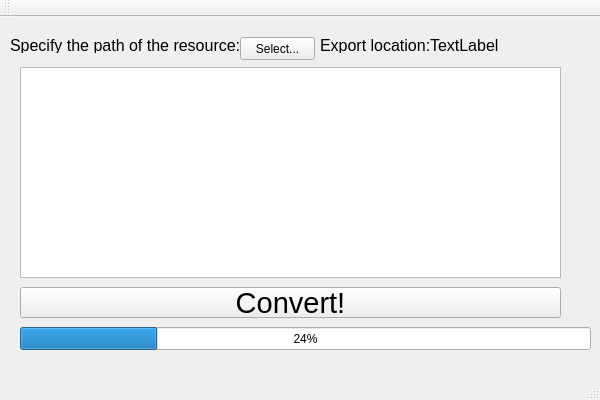
Before: the Qt Designer form Exporter/Exporter.ui in Helltooth-Engine/Helltools, drawn with Qt 5.
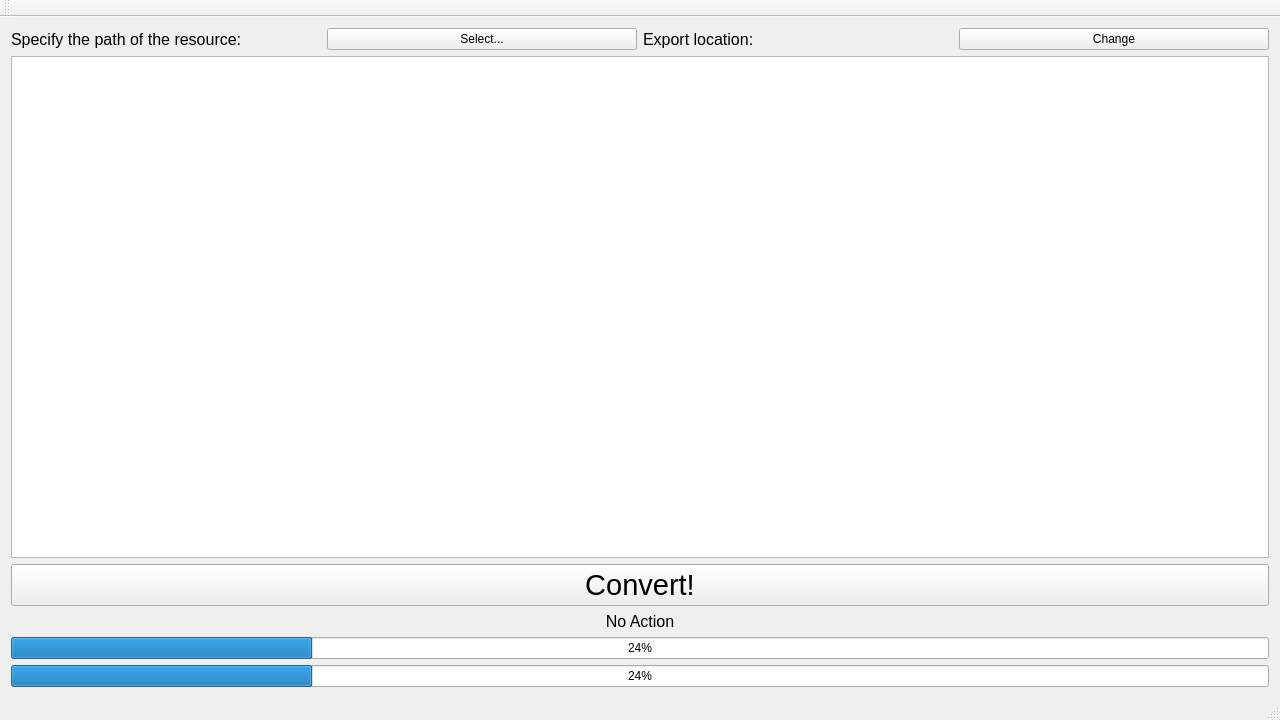
After: the same form once the commit is applied.

Commit message: Lots of changes to ui, moved output objects and intermidiates to separate directory

```diff
--- a/Exporter/Exporter.ui
+++ b/Exporter/Exporter.ui
@@ -6,113 +6,62 @@
    <rect>
     <x>0</x>
     <y>0</y>
-    <width>600</width>
-    <height>400</height>
+    <width>1280</width>
+    <height>720</height>
    </rect>
   </property>
+  <property name="minimumSize">
+   <size>
+    <width>1280</width>
+    <height>720</height>
+   </size>
+  </property>
   <property name="windowTitle">
    <string>Exporter</string>
   </property>
   <widget class="QWidget" name="centralWidget">
-   <widget class="QLabel" name="dummy1">
-    <property name="geometry">
-     <rect>
-      <x>10</x>
-      <y>20</y>
-      <width>241</width>
-      <height>16</height>
-     </rect>
-    </property>
-    <property name="font">
-     <font>
-      <pointsize>12</pointsize>
-     </font>
+   <layout class="QGridLayout" name="gridLayout">
+    <item row="1" column="3">
+     <widget class="QPushButton" name="changeLocation">
+      <property name="maximumSize">
+       <size>
+        <width>16777215</width>
+        <height>16777215</height>
+       </size>
     </property>
     <property name="text">
-     <string>Specify the path of the resource:</string>
-    </property>
-   </widget>
+       <string>Change</string>
+      </property>
+     </widget>
+    </item>
+    <item row="1" column="1">
    <widget class="QPushButton" name="pushButton">
-    <property name="geometry">
-     <rect>
-      <x>240</x>
-      <y>20</y>
-      <width>75</width>
-      <height>23</height>
-     </rect>
-    </property>
     <property name="text">
      <string>Select...</string>
     </property>
    </widget>
-   <widget class="QListWidget" name="files">
-    <property name="geometry">
-     <rect>
-      <x>20</x>
-      <y>50</y>
-      <width>541</width>
-      <height>211</height>
-     </rect>
-    </property>
-   </widget>
-   <widget class="QLabel" name="dummy2">
-    <property name="geometry">
-     <rect>
-      <x>320</x>
-      <y>20</y>
-      <width>121</width>
-      <height>16</height>
-     </rect>
-    </property>
-    <property name="font">
-     <font>
-      <pointsize>12</pointsize>
-     </font>
-    </property>
-    <property name="text">
-     <string>Export location:</string>
-    </property>
-   </widget>
-   <widget class="QLabel" name="exportLocation">
-    <property name="geometry">
-     <rect>
-      <x>430</x>
-      <y>20</y>
-      <width>121</width>
-      <height>16</height>
-     </rect>
-    </property>
-    <property name="font">
-     <font>
-      <pointsize>12</pointsize>
-     </font>
-    </property>
-    <property name="text">
-     <string>TextLabel</string>
-    </property>
-   </widget>
-   <widget class="QProgressBar" name="progressBar">
-    <property name="geometry">
-     <rect>
-      <x>20</x>
-      <y>310</y>
-      <width>571</width>
-      <height>23</height>
-     </rect>
-    </property>
+    </item>
+    <item row="8" column="0" colspan="4">
+     <widget class="QProgressBar" name="resourceBar">
     <property name="value">
      <number>24</number>
     </property>
    </widget>
+    </item>
+    <item row="1" column="0">
+     <widget class="QLabel" name="dummy1">
+      <property name="font">
+       <font>
+        <pointsize>12</pointsize>
+       </font>
+      </property>
+      <property name="text">
+       <string>Specify the path of the resource:</string>
+      </property>
+     </widget>
+    </item>
+    <item row="6" column="0" colspan="4">
    <widget class="QPushButton" name="convert">
-    <property name="geometry">
-     <rect>
-      <x>20</x>
-      <y>270</y>
-      <width>541</width>
-      <height>31</height>
-     </rect>
-    </property>
     <property name="font">
      <font>
       <pointsize>22</pointsize>
@@ -122,6 +71,45 @@
      <string>Convert!</string>
     </property>
    </widget>
+    </item>
+    <item row="5" column="0" colspan="4">
+     <widget class="QListWidget" name="files"/>
+    </item>
+    <item row="1" column="2">
+     <widget class="QLabel" name="exportLocation">
+      <property name="font">
+       <font>
+        <pointsize>12</pointsize>
+       </font>
+      </property>
+      <property name="text">
+       <string>Export location:</string>
+      </property>
+     </widget>
+    </item>
+    <item row="9" column="0" colspan="4">
+     <widget class="QProgressBar" name="resourcesBar">
+      <property name="value">
+       <number>24</number>
+      </property>
+     </widget>
+    </item>
+    <item row="7" column="0" colspan="4">
+     <widget class="QLabel" name="progressAction">
+      <property name="font">
+       <font>
+        <pointsize>12</pointsize>
+       </font>
+      </property>
+      <property name="text">
+       <string>No Action</string>
+      </property>
+      <property name="alignment">
+       <set>Qt::AlignCenter</set>
+      </property>
+     </widget>
+    </item>
+   </layout>
   </widget>
   <widget class="QMenuBar" name="menuBar">
    <property name="geometry">
@@ -134,6 +122,12 @@
    </property>
   </widget>
   <widget class="QToolBar" name="mainToolBar">
+   <property name="minimumSize">
+    <size>
+     <width>0</width>
+     <height>0</height>
+    </size>
+   </property>
    <attribute name="toolBarArea">
     <enum>TopToolBarArea</enum>
    </attribute>
```
Left out of the diff: 2 changed lines with no effect on the pictures. Lines whose indentation alone changed are shown as unchanged. The commit also changes 4 other files.
